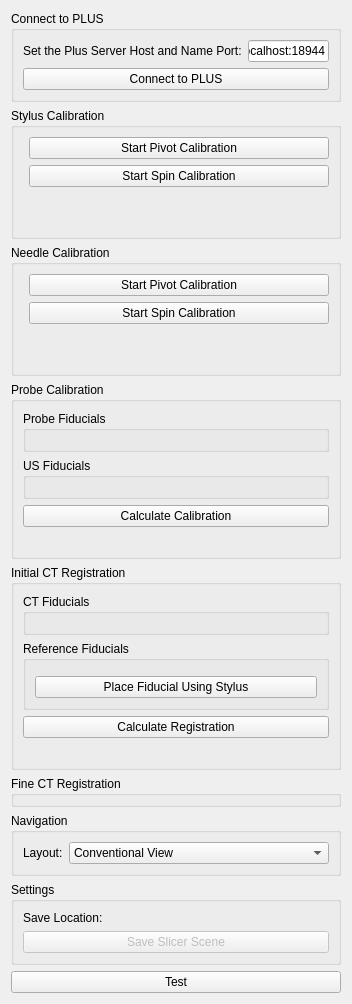
Qt form WobblerInterventionNavigation/LiverBiopsy/Resources/UI/LiverBiopsy.ui (ASchonewille/3DUSGuidedIntervention) before a commit.
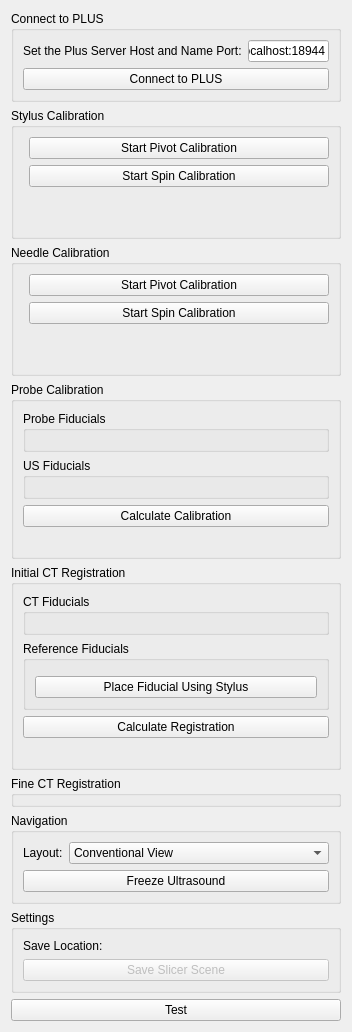
The same form after that commit. Custom widgets are drawn as their Qt base class.

Commit message: - Cleaned up names - Work on US Freeze

The edit to the form file:
```diff
--- a/WobblerInterventionNavigation/LiverBiopsy/Resources/UI/LiverBiopsy.ui
+++ b/WobblerInterventionNavigation/LiverBiopsy/Resources/UI/LiverBiopsy.ui
@@ -7,7 +7,7 @@
     <x>0</x>
     <y>0</y>
     <width>352</width>
-    <height>927</height>
+    <height>958</height>
    </rect>
   </property>
   <property name="acceptDrops">
@@ -351,6 +351,13 @@
         </item>
        </widget>
       </item>
+      <item row="1" column="0" colspan="2">
+       <widget class="QPushButton" name="freezeUltrasoundButton">
+        <property name="text">
+         <string>Freeze Ultrasound</string>
+        </property>
+       </widget>
+      </item>
      </layout>
     </widget>
    </item>
```
Left out of the diff: 4 changed lines with no effect on the pictures. The commit also changes 2 other files.
